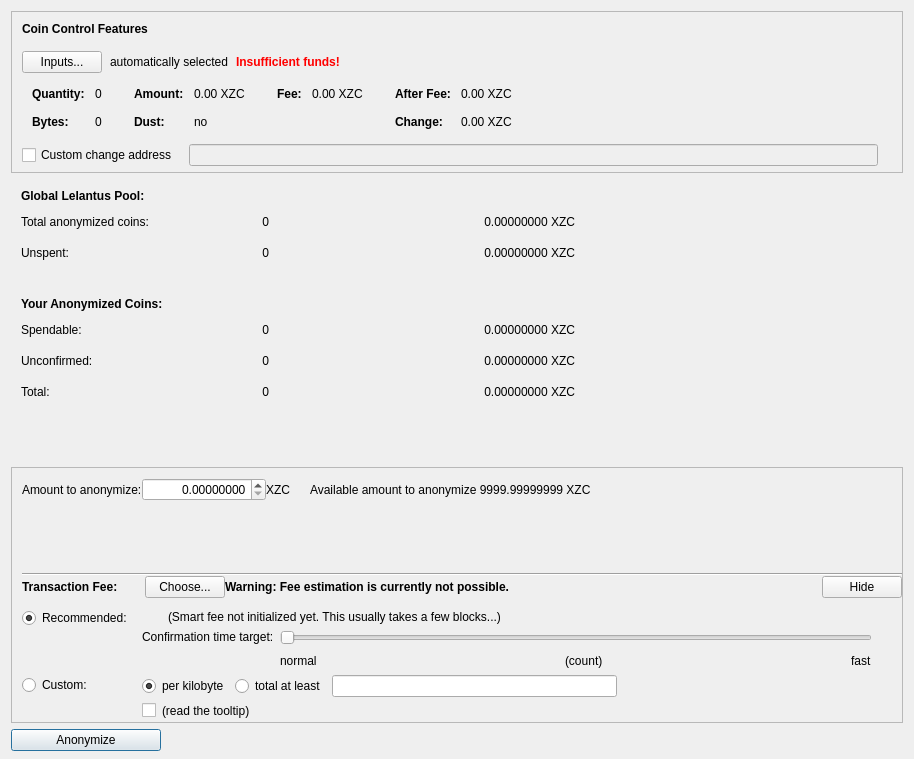
First picture: the form in src/qt/forms/lelantusdialog.ui, repository firoorg/firo, before the edit.
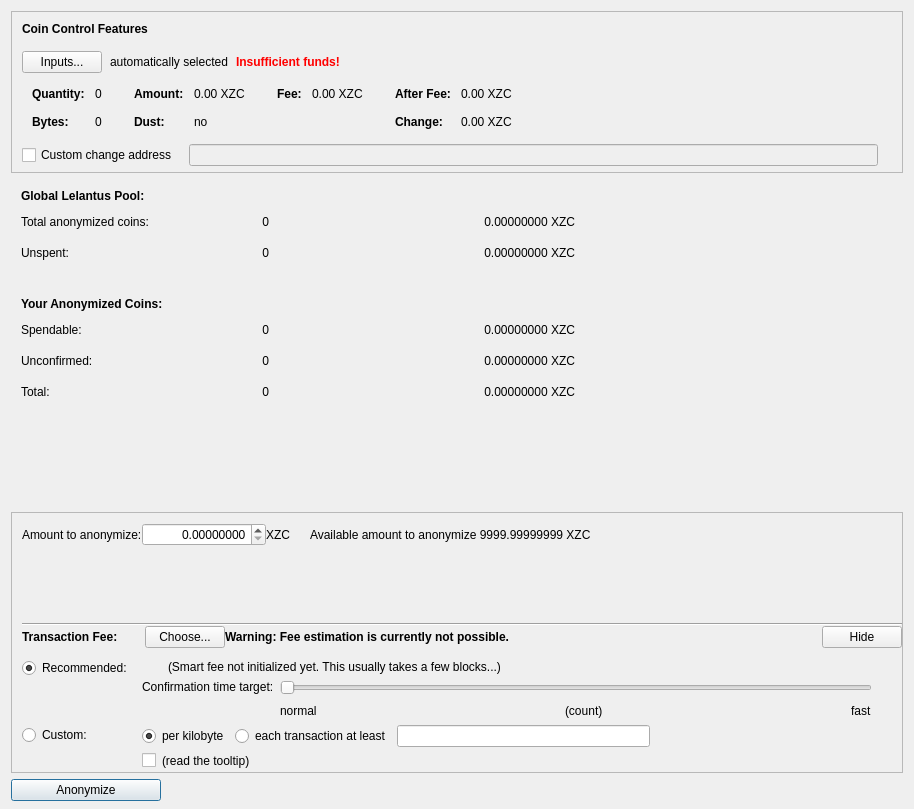
Second picture: the form after the edit. Icons and pictures are not drawn. Custom widgets are drawn as their Qt base class.

Diff of the .ui file:
```diff
--- a/src/qt/forms/lelantusdialog.ui
+++ b/src/qt/forms/lelantusdialog.ui
@@ -7,13 +7,13 @@
     <x>0</x>
     <y>0</y>
     <width>914</width>
-    <height>759</height>
+    <height>809</height>
    </rect>
   </property>
   <property name="windowTitle">
    <string>Send Coins</string>
   </property>
-  <layout class="QVBoxLayout" name="verticalLayout" stretch="0,0,0,0,0">
+  <layout class="QVBoxLayout" name="verticalLayout" stretch="0,0,0,0,0,0">
    <property name="bottomMargin">
     <number>8</number>
    </property>
@@ -875,14 +875,33 @@
      </property>
     </spacer>
    </item>
+   <item>
+    <spacer name="verticalSpacer_9">
+     <property name="orientation">
+      <enum>Qt::Vertical</enum>
+     </property>
+     <property name="sizeHint" stdset="0">
+      <size>
+       <width>20</width>
+       <height>40</height>
+      </size>
+     </property>
+    </spacer>
+   </item>
    <item>
     <widget class="QFrame" name="anonymizeAndFeeFrame">
      <property name="sizePolicy">
-      <sizepolicy hsizetype="Expanding" vsizetype="Expanding">
+      <sizepolicy hsizetype="Expanding" vsizetype="Fixed">
        <horstretch>0</horstretch>
        <verstretch>0</verstretch>
       </sizepolicy>
      </property>
+     <property name="minimumSize">
+      <size>
+       <width>0</width>
+       <height>200</height>
+      </size>
+     </property>
      <property name="maximumSize">
       <size>
        <width>16777215</width>
@@ -1198,7 +1217,7 @@
                     <string>If the custom fee is set to 1000 satoshis and the transaction is only 250 bytes, then &quot;per kilobyte&quot; only pays 250 satoshis in fee, while &quot;total at least&quot; pays 1000 satoshis. For transactions bigger than a kilobyte both pay by kilobyte.</string>
                    </property>
                    <property name="text">
-                    <string>total at least</string>
+                    <string>each transaction at least</string>
                    </property>
                    <attribute name="buttonGroup">
                     <string notr="true">groupCustomFee</string>
```
